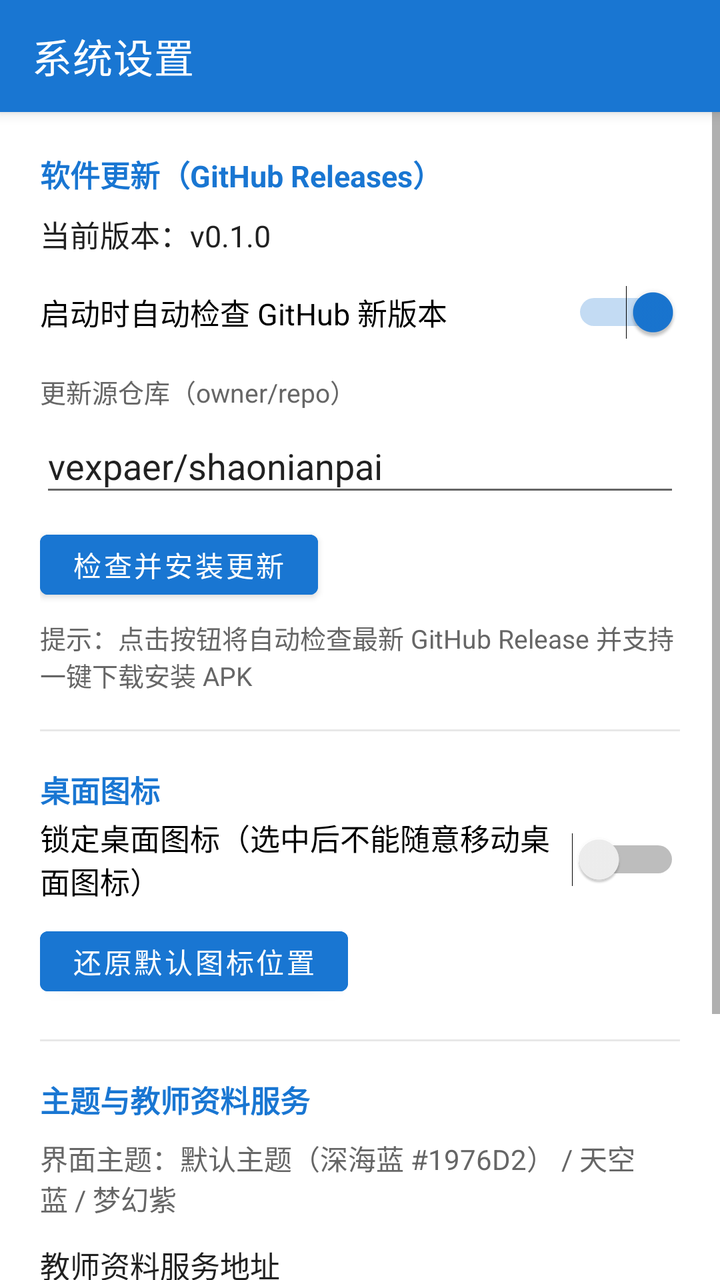
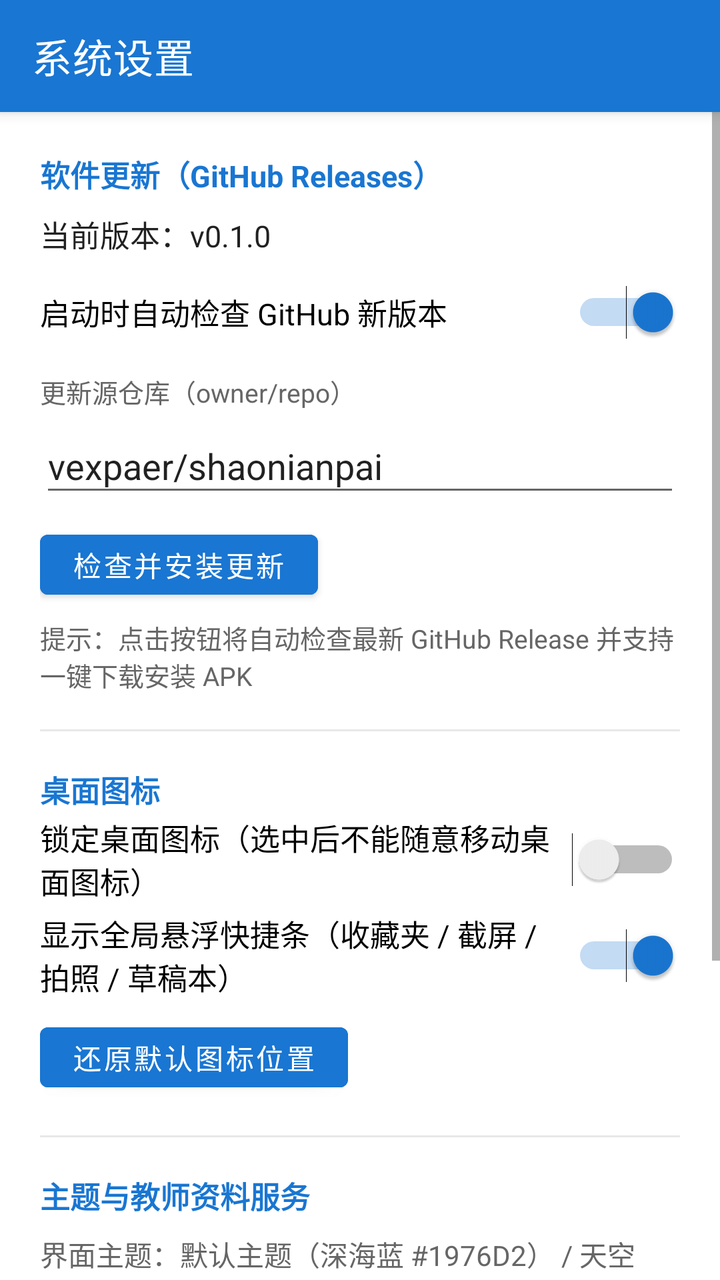

The first picture is an Android layout as it rendered before a commit; the second is the same layout after the commit. The layout source and the unified diff follow.
<!-- AndroidManifest.xml: activity theme AppTheme.NoActionBar -->
<!-- res/layout/activity_settings.xml -->
<?xml version="1.0" encoding="utf-8"?>
<LinearLayout xmlns:android="http://schemas.android.com/apk/res/android"
    xmlns:app="http://schemas.android.com/apk/res-auto"
    android:layout_width="match_parent"
    android:layout_height="match_parent"
    android:background="#FFFFFFFF"
    android:orientation="vertical">

    <androidx.appcompat.widget.Toolbar
        android:id="@+id/toolbar"
        android:layout_width="match_parent"
        android:layout_height="56dp"
        android:background="@color/primaryColor"
        android:elevation="4dp"
        android:theme="@style/ToolbarTheme"
        app:title="系统设置"
        app:titleTextColor="#FFFFFF" />

    <ScrollView
        android:layout_width="match_parent"
        android:layout_height="match_parent">

        <LinearLayout
            android:layout_width="match_parent"
            android:layout_height="wrap_content"
            android:orientation="vertical"
            android:padding="20dp">

            
            <TextView
                android:layout_width="wrap_content"
                android:layout_height="wrap_content"
                android:text="软件更新（GitHub Releases）"
                android:textColor="@color/primaryColor"
                android:textSize="15sp"
                android:textStyle="bold" />

            <TextView
                android:id="@+id/tvCurrentVersion"
                android:layout_width="wrap_content"
                android:layout_height="wrap_content"
                android:layout_marginTop="8dp"
                android:text="当前版本：v0.1.0"
                android:textColor="@color/textPrimary"
                android:textSize="15sp" />

            <Switch
                android:id="@+id/swAutoUpdate"
                android:layout_width="match_parent"
                android:layout_height="48dp"
                android:layout_marginTop="4dp"
                android:checked="true"
                android:text="启动时自动检查 GitHub 新版本"
                android:textSize="15sp" />

            <TextView
                android:layout_width="wrap_content"
                android:layout_height="wrap_content"
                android:layout_marginTop="6dp"
                android:text="更新源仓库（owner/repo）"
                android:textColor="@color/textSecondary"
                android:textSize="13sp" />

            <EditText
                android:id="@+id/etGithubRepo"
                android:layout_width="match_parent"
                android:layout_height="44dp"
                android:layout_marginTop="4dp"
                android:hint="vexpaer/shaonianpai"
                android:singleLine="true"
                android:text="vexpaer/shaonianpai" />

            <LinearLayout
                android:layout_width="match_parent"
                android:layout_height="wrap_content"
                android:layout_marginTop="8dp"
                android:gravity="center_vertical"
                android:orientation="horizontal">

                <Button
                    android:id="@+id/btnCheckUpdate"
                    android:layout_width="wrap_content"
                    android:layout_height="42dp"
                    android:backgroundTint="@color/primaryColor"
                    android:text="检查并安装更新"
                    android:textColor="#FFFFFF" />

                <ProgressBar
                    android:id="@+id/pbCheckUpdate"
                    android:layout_width="24dp"
                    android:layout_height="24dp"
                    android:layout_marginStart="12dp"
                    android:visibility="gone" />
            </LinearLayout>

            <TextView
                android:id="@+id/tvUpdateStatus"
                android:layout_width="match_parent"
                android:layout_height="wrap_content"
                android:layout_marginTop="6dp"
                android:text="提示：点击按钮将自动检查最新 GitHub Release 并支持一键下载安装 APK"
                android:textColor="@color/textSecondary"
                android:textSize="13sp" />

            <View
                android:layout_width="match_parent"
                android:layout_height="1dp"
                android:layout_marginTop="18dp"
                android:layout_marginBottom="18dp"
                android:background="@color/separateLine" />

            
            <TextView
                android:layout_width="wrap_content"
                android:layout_height="wrap_content"
                android:text="桌面图标"
                android:textColor="@color/primaryColor"
                android:textSize="15sp"
                android:textStyle="bold" />

            <Switch
                android:id="@+id/swLockIcons"
                android:layout_width="match_parent"
                android:layout_height="48dp"
                android:checked="false"
                android:text="锁定桌面图标（选中后不能随意移动桌面图标）"
                android:textSize="15sp" />

            <Button
                android:id="@+id/btnResetPositions"
                android:layout_width="wrap_content"
                android:layout_height="42dp"
                android:layout_marginTop="6dp"
                android:backgroundTint="@color/primaryColor"
                android:text="还原默认图标位置"
                android:textColor="#FFFFFF" />

            <View
                android:layout_width="match_parent"
                android:layout_height="1dp"
                android:layout_marginTop="18dp"
                android:layout_marginBottom="18dp"
                android:background="@color/separateLine" />

            
            <TextView
                android:layout_width="wrap_content"
                android:layout_height="wrap_content"
                android:text="主题与教师资料服务"
                android:textColor="@color/primaryColor"
                android:textSize="15sp"
                android:textStyle="bold" />

            <TextView
                android:layout_width="match_parent"
                android:layout_height="wrap_content"
                android:layout_marginTop="8dp"
                android:text="界面主题：默认主题（深海蓝 #1976D2） / 天空蓝 / 梦幻紫"
                android:textColor="@color/textSecondary"
                android:textSize="14sp" />

            <TextView
                android:layout_width="wrap_content"
                android:layout_height="wrap_content"
                android:layout_marginTop="12dp"
                android:text="教师资料服务地址"
                android:textColor="@color/textPrimary"
                android:textSize="15sp" />

            <EditText
                android:id="@+id/etServerUrl"
                android:layout_width="match_parent"
                android:layout_height="44dp"
                android:layout_marginTop="6dp"
                android:hint="http://10.0.2.2:8765"
                android:singleLine="true"
                android:text="http://10.0.2.2:8765" />

            <Button
                android:id="@+id/btnSaveServer"
                android:layout_width="wrap_content"
                android:layout_height="42dp"
                android:layout_marginTop="8dp"
                android:backgroundTint="@color/primaryColor"
                android:text="保存并测试连接"
                android:textColor="#FFFFFF" />

            <TextView
                android:id="@+id/tvConnectionStatus"
                android:layout_width="match_parent"
                android:layout_height="wrap_content"
                android:layout_marginTop="8dp"
                android:text="状态：已连接本地模拟后端（5 个学习任务，9 份测试附件）"
                android:textColor="#2E7D32"
                android:textSize="14sp" />
        </LinearLayout>
    </ScrollView>
</LinearLayout>
<!-- resources referenced by this layout -->
<resources>
  <color name="primaryColor">#FF1976D2</color>
  <color name="separateLine">#FFE8E8E8</color>
  <color name="textPrimary">#FF212121</color>
  <color name="textSecondary">#FF666666</color>
  <style name="ToolbarTheme" parent="ThemeOverlay.AppCompat.Dark.ActionBar">
          <item name="android:textColorPrimary">#FFFFFF</item>
          <item name="android:textColorSecondary">#FFFFFF</item>
      </style>
  <style name="AppTheme.NoActionBar" parent="Theme.MaterialComponents.Light.NoActionBar">
          <item name="colorPrimary">@color/primaryColor</item>
          <item name="colorPrimaryDark">@color/primaryDarkColor</item>
          <item name="colorAccent">@color/primaryColor</item>
          <item name="android:statusBarColor">@color/primaryDarkColor</item>
      </style>
  <color name="primaryDarkColor">#FF004BA0</color>
</resources>

<!-- the commit's change to res/layout/activity_settings.xml (unified diff, before → after) -->
@@ -126,6 +126,14 @@
                 android:text="锁定桌面图标（选中后不能随意移动桌面图标）"
                 android:textSize="15sp" />
 
+            <Switch
+                android:id="@+id/swFloatingBar"
+                android:layout_width="match_parent"
+                android:layout_height="48dp"
+                android:checked="true"
+                android:text="显示全局悬浮快捷条（收藏夹 / 截屏 / 拍照 / 草稿本）"
+                android:textSize="15sp" />
+
             <Button
                 android:id="@+id/btnResetPositions"
                 android:layout_width="wrap_content"
